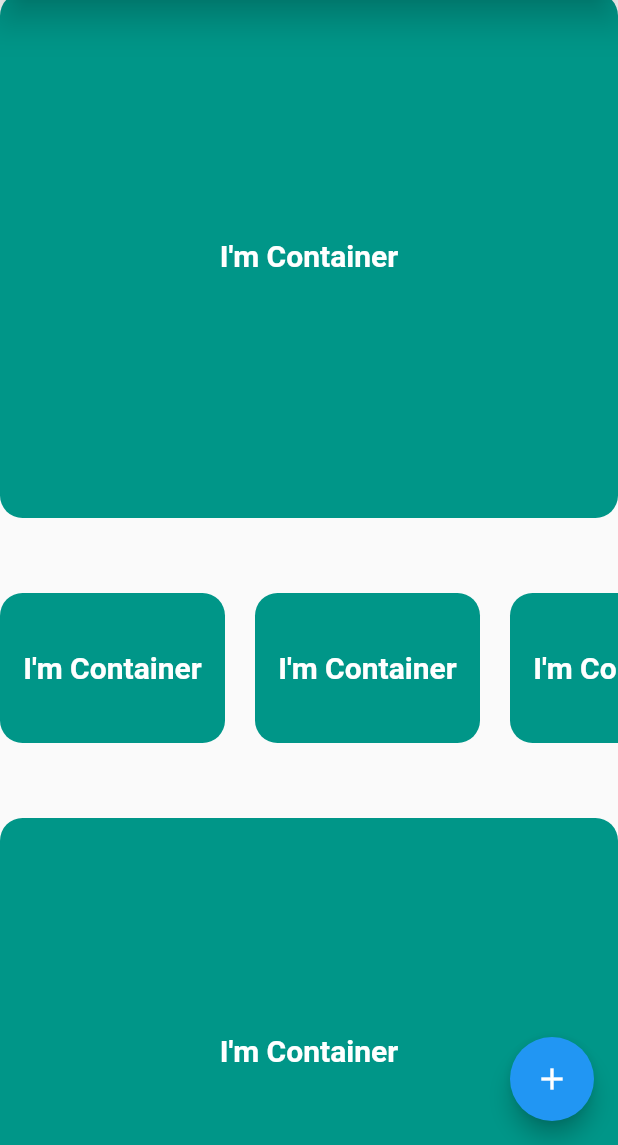
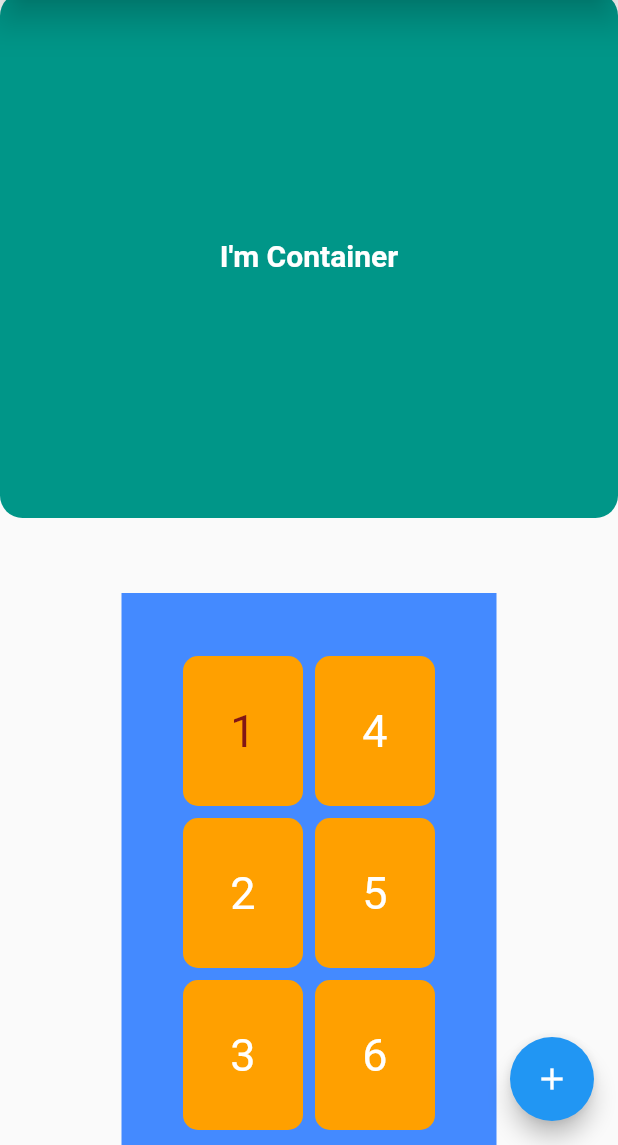
Before and after one commit to EYOGROUP/container_widget, a Flutter app: the screen it shows after launch, on a phone screen of 412 x 824 dp, the part 91-1236 px from its top. Run offline on Flutter 3.47's test engine with Material 2 defaults, Android fonts, the phone set to English and light mode, and no system bars.

Commit message:
Added Wrap Widget

```diff
--- a/lib/main.dart
+++ b/lib/main.dart
@@ -1,5 +1,6 @@
 import 'package:flutter/material.dart';
 
+bool onHover = false;
 void main() {
   runApp(const MyApp());
 }
@@ -24,7 +25,6 @@ class ContainerApp extends StatelessWidget {
     return Scaffold(
       appBar: AppBar(
         backgroundColor: Colors.white,
-
         centerTitle: true,
         elevation: 10,
         leading: IconButton(
@@ -65,6 +65,7 @@ class ContainerApp extends StatelessWidget {
       body: SingleChildScrollView(
         scrollDirection: Axis.vertical,
         child: Column(
+          crossAxisAlignment: CrossAxisAlignment.start,
           children: [
             Container(
               margin: const EdgeInsets.only(bottom: 50.0),
@@ -83,79 +84,101 @@ class ContainerApp extends StatelessWidget {
                     fontWeight: FontWeight.bold),
               ),
             ),
-            SingleChildScrollView(
-              scrollDirection: Axis.horizontal,
-              child: Row(
+            Center(
+              child: Container(
+                color: Colors.blueAccent,
+                height: 400,
+                width: 250,
+                child: Center(
+                  child: Wrap(
+                    // alignment: WrapAlignment.start,
+                    direction: Axis.vertical,
+                    spacing: 8,
+                    runSpacing: 8,
                     children: [
                       Container(
-                    margin: const EdgeInsets.only(right: 20.0),
                         height: 100,
-                    width: 150,
+                        width: 80,
                         alignment: Alignment.center,
                         decoration: BoxDecoration(
-                      color: Colors.teal,
-                      borderRadius: BorderRadius.circular(15),
+                          color: Colors.amber.shade700,
+                          borderRadius: BorderRadius.circular(10),
                         ),
                         child: const Text(
-                      "I'm Container",
+                          "1",
                           style: TextStyle(
-                          color: Colors.white,
-                          fontSize: 20,
-                          fontWeight: FontWeight.bold),
+                              color: Color.fromARGB(255, 129, 22, 22),
+                              fontSize: 30),
                         ),
                       ),
                       Container(
-                    margin: const EdgeInsets.only(right: 20.0),
                         height: 100,
-                    width: 150,
+                        width: 80,
                         alignment: Alignment.center,
                         decoration: BoxDecoration(
-                      color: Colors.teal,
-                      borderRadius: BorderRadius.circular(15),
+                          color: Colors.amber.shade700,
+                          borderRadius: BorderRadius.circular(10),
                         ),
                         child: const Text(
-                      "I'm Container",
-                      style: TextStyle(
-                          color: Colors.white,
-                          fontSize: 20,
-                          fontWeight: FontWeight.bold),
+                          "2",
+                          style: TextStyle(color: Colors.white, fontSize: 30),
                         ),
                       ),
                       Container(
-                    margin: const EdgeInsets.only(right: 20.0),
                         height: 100,
-                    width: 150,
+                        width: 80,
                         alignment: Alignment.center,
                         decoration: BoxDecoration(
-                      color: Colors.teal,
-                      borderRadius: BorderRadius.circular(15),
+                          color: Colors.amber.shade700,
+                          borderRadius: BorderRadius.circular(10),
                         ),
                         child: const Text(
-                      "I'm Container",
-                      style: TextStyle(
-                          color: Colors.white,
-                          fontSize: 20,
-                          fontWeight: FontWeight.bold),
+                          "3",
+                          style: TextStyle(color: Colors.white, fontSize: 30),
                         ),
                       ),
                       Container(
-                    margin: const EdgeInsets.only(right: 20.0),
                         height: 100,
-                    width: 150,
+                        width: 80,
                         alignment: Alignment.center,
                         decoration: BoxDecoration(
-                      color: Colors.teal,
-                      borderRadius: BorderRadius.circular(15),
+                          color: Colors.amber.shade700,
+                          borderRadius: BorderRadius.circular(10),
                         ),
                         child: const Text(
-                      "I'm Container",
-                      style: TextStyle(
-                          color: Colors.white,
-                          fontSize: 20,
-                          fontWeight: FontWeight.bold),
+                          "4",
+                          style: TextStyle(color: Colors.white, fontSize: 30),
+                        ),
+                      ),
+                      Container(
+                        height: 100,
+                        width: 80,
+                        alignment: Alignment.center,
+                        decoration: BoxDecoration(
+                          color: Colors.amber.shade700,
+                          borderRadius: BorderRadius.circular(10),
+                        ),
+                        child: const Text(
+                          "5",
+                          style: TextStyle(color: Colors.white, fontSize: 30),
+                        ),
+                      ),
+                      Container(
+                        height: 100,
+                        width: 80,
+                        alignment: Alignment.center,
+                        decoration: BoxDecoration(
+                          color: Colors.amber.shade700,
+                          borderRadius: BorderRadius.circular(10),
+                        ),
+                        child: const Text(
+                          "6",
+                          style: TextStyle(color: Colors.white, fontSize: 30),
                         ),
                       ),
                     ],
+                  ),
+                ),
               ),
             ),
             Container(
@@ -189,3 +212,48 @@ class ContainerApp extends StatelessWidget {
     // ),
   }
 }
+
+class ButtonHover extends StatefulWidget {
+  const ButtonHover({super.key});
+
+  @override
+  State<ButtonHover> createState() => _ButtonHoverState();
+}
+
+class _ButtonHoverState extends State<ButtonHover>
+    with SingleTickerProviderStateMixin {
+  late AnimationController _controller;
+
+  @override
+  void initState() {
+    super.initState();
+    _controller = AnimationController(vsync: this);
+  }
+
+  @override
+  void dispose() {
+    _controller.dispose();
+    super.dispose();
+  }
+
+  @override
+  Widget build(BuildContext context) {
+    return ElevatedButton(
+      style: ButtonStyle(
+          backgroundColor:
+              MaterialStatePropertyAll(onHover ? Colors.amber : Colors.blue),
+          shape: MaterialStatePropertyAll(
+              RoundedRectangleBorder(borderRadius: BorderRadius.circular(20))),
+          padding: MaterialStatePropertyAll(EdgeInsets.all(20))),
+      onPressed: () {
+        setState(() {
+          onHover = true;
+        });
+      },
+      child: Text(
+        "Click me!",
+        style: TextStyle(fontSize: 22),
+      ),
+    );
+  }
+}
```
Lines whose indentation alone changed are shown as unchanged.
